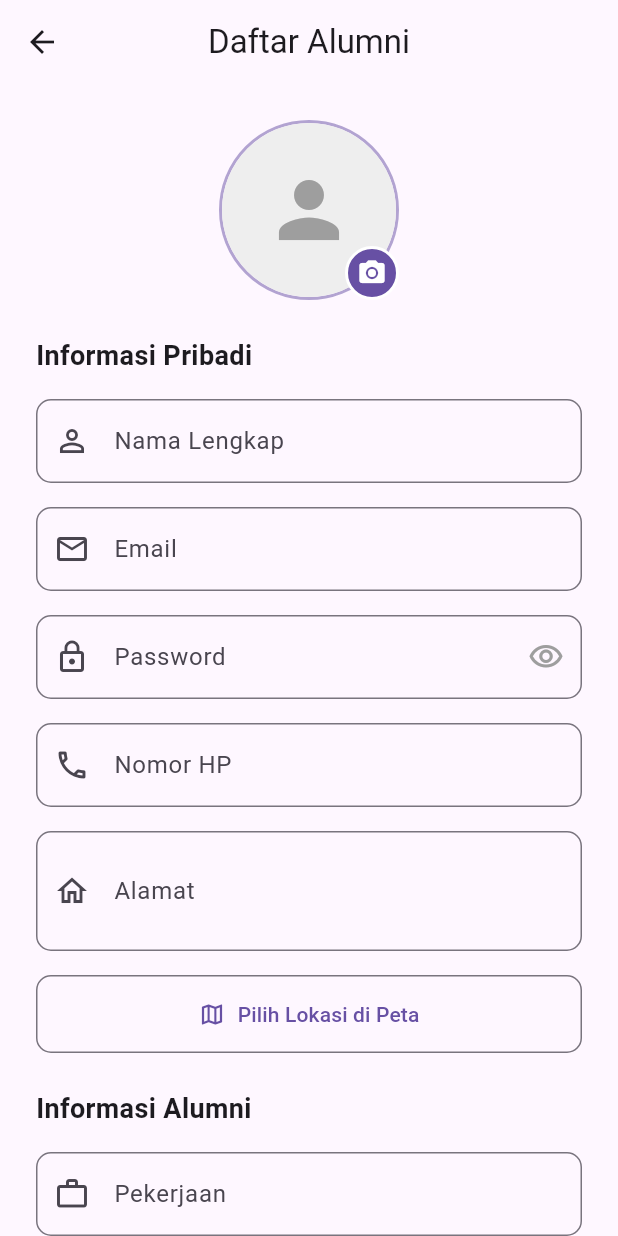
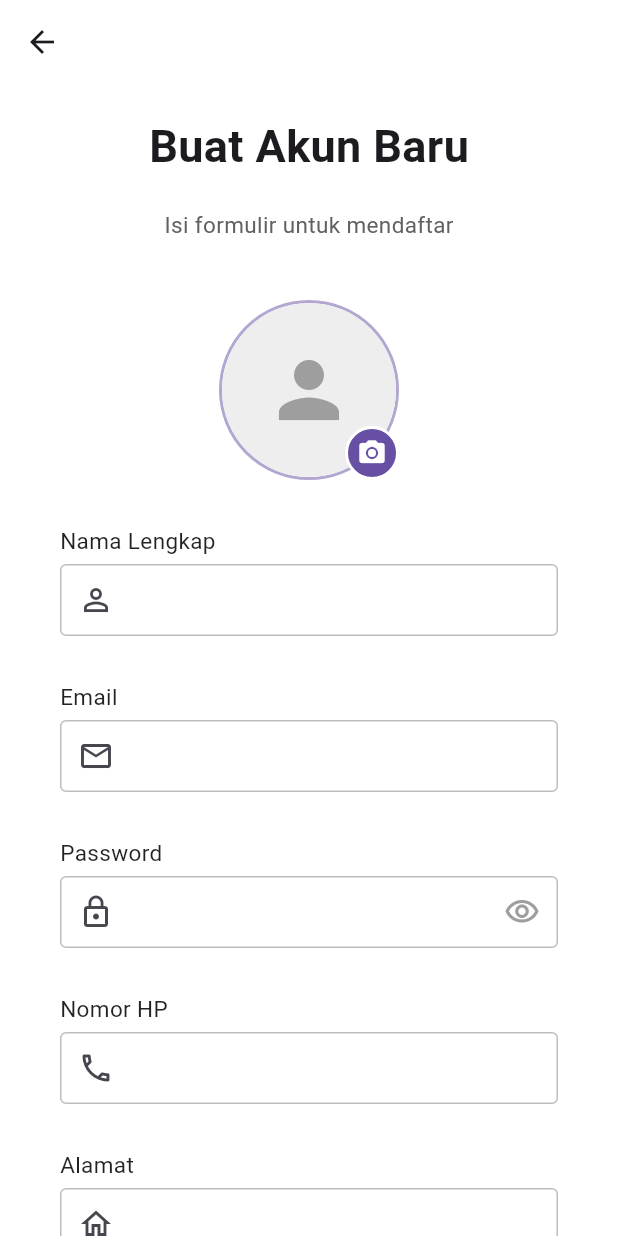
Before and after one commit to mrnpal/busfa-app, a Flutter app: the RegisterPage screen opened by its route, on a phone screen of 412 x 824 dp. Run offline on Flutter 3.47's test engine with Material 3 defaults, Android fonts, the light colour scheme and no system bars; our stand-ins replace animate_do, cloud_firestore, firebase_auth, firebase_core, firebase_storage, geolocator and 5 more; missing offline and left inert: custom_info_window; accounts and stored records are empty.

Commit message:
Change Icon

```diff
--- a/lib/views/auth/sign_up.dart
+++ b/lib/views/auth/sign_up.dart
@@ -6,9 +6,10 @@ import 'package:google_maps_flutter/google_maps_flutter.dart';
 import 'package:image_picker/image_picker.dart';
 import 'package:firebase_storage/firebase_storage.dart';
 import 'package:path/path.dart';
+import 'package:animate_do/animate_do.dart';
+import 'package:get/get.dart';
 import '/services/auth_service.dart';
 import 'login_page.dart';
-import 'package:animate_do/animate_do.dart';
 
 class RegisterPage extends StatefulWidget {
   const RegisterPage({Key? key}) : super(key: key);
@@ -30,6 +31,8 @@ class _RegisterPageState extends State<RegisterPage> {
   bool isLoading = false;
   bool _obscurePassword = true;
   String? message;
+  bool showErrorAnimation = false;
+  bool showErrorIcon = false;
 
   LatLng? selectedLocation;
   File? _selectedImage;
@@ -70,8 +73,29 @@ class _RegisterPageState extends State<RegisterPage> {
   }
 
   Future<void> _register() async {
-    if (_formKey.currentState!.validate() && selectedLocation != null) {
-      setState(() => isLoading = true);
+    if (_formKey.currentState!.validate()) {
+      if (selectedLocation == null) {
+        setState(() {
+          message = 'Silakan pilih lokasi di peta';
+          showErrorAnimation = true;
+          showErrorIcon = true;
+        });
+
+        // Reset animasi setelah beberapa detik
+        Future.delayed(const Duration(seconds: 2), () {
+          setState(() {
+            showErrorAnimation = false;
+            showErrorIcon = false;
+          });
+        });
+        return;
+      }
+
+      setState(() {
+        isLoading = true;
+        showErrorAnimation = false;
+        showErrorIcon = false;
+      });
 
       final photoUrl = await _uploadImageToStorage();
 
@@ -91,6 +115,7 @@ class _RegisterPageState extends State<RegisterPage> {
       setState(() => isLoading = false);
 
       if (result == 'Pendaftaran berhasil. Tunggu verifikasi admin.') {
+        // Clear form
         emailController.clear();
         passwordController.clear();
         nameController.clear();
@@ -101,25 +126,87 @@ class _RegisterPageState extends State<RegisterPage> {
         selectedLocation = null;
         _selectedImage = null;
 
-        ScaffoldMessenger.of(this.context).showSnackBar(
-          SnackBar(
-            content: const Text("Registrasi berhasil, tunggu verifikasi admin"),
-            behavior: SnackBarBehavior.floating,
+        // Show success dialog
+        showDialog(
+          context: this.context,
+          builder:
+              (context) => AlertDialog(
+                backgroundColor: Colors.green[50],
                 shape: RoundedRectangleBorder(
-              borderRadius: BorderRadius.circular(10),
+                  borderRadius: BorderRadius.circular(16),
                 ),
+                title: Row(
+                  children: [
+                    const Icon(Icons.check_circle, color: Colors.green),
+                    const SizedBox(width: 8),
+                    Text(
+                      "Registrasi Berhasil",
+                      style: TextStyle(color: Colors.green[700]),
+                    ),
+                  ],
+                ),
+                content: Text(
+                  result,
+                  style: const TextStyle(color: Colors.black87),
+                ),
+                actions: [
+                  TextButton(
+                    onPressed: () {
+                      Navigator.of(context).pop();
+                      Get.offAll(() => const LoginPage());
+                    },
+                    child: const Text("OK"),
+                  ),
+                ],
+              ),
+        );
+      } else {
+        setState(() {
+          message = result;
+          showErrorAnimation = true;
+          showErrorIcon = true;
+        });
+
+        // Show error dialog
+        showDialog(
+          context: this.context,
+          builder:
+              (context) => AlertDialog(
+                backgroundColor: Colors.red[50],
+                shape: RoundedRectangleBorder(
+                  borderRadius: BorderRadius.circular(16),
+                ),
+                title: Row(
+                  children: [
+                    const Icon(Icons.error_outline, color: Colors.red),
+                    const SizedBox(width: 8),
+                    Text(
+                      "Registrasi Gagal",
+                      style: TextStyle(color: Colors.red[700]),
+                    ),
+                  ],
+                ),
+                content: Text(
+                  result,
+                  style: const TextStyle(color: Colors.black87),
+                ),
+                actions: [
+                  TextButton(
+                    onPressed: () => Navigator.of(context).pop(),
+                    child: const Text("Tutup"),
+                  ),
+                ],
               ),
         );
 
-        Navigator.pushReplacement(
-          this.context,
-          MaterialPageRoute(builder: (context) => LoginPage()),
-        );
-      } else {
-        setState(() => message = result);
+        // Reset animasi setelah beberapa detik
+        Future.delayed(const Duration(seconds: 2), () {
+          setState(() {
+            showErrorAnimation = false;
+            showErrorIcon = false;
+          });
+        });
       }
-    } else if (selectedLocation == null) {
-      setState(() => message = 'Silakan pilih lokasi di peta');
     }
   }
 
@@ -129,23 +216,49 @@ class _RegisterPageState extends State<RegisterPage> {
     final isDarkMode = theme.brightness == Brightness.dark;
 
     return Scaffold(
+      resizeToAvoidBottomInset: false,
+      backgroundColor: Colors.white,
       appBar: AppBar(
-        title: const Text("Daftar Alumni"),
         elevation: 0,
+        backgroundColor: Colors.white,
+
         centerTitle: true,
       ),
-      body: SingleChildScrollView(
-        padding: const EdgeInsets.all(24),
-        child: FadeInDown(
-          duration: const Duration(milliseconds: 700),
+      body: Column(
+        mainAxisAlignment: MainAxisAlignment.spaceBetween,
+        children: <Widget>[
+          Expanded(
+            child: SingleChildScrollView(
+              padding: const EdgeInsets.symmetric(horizontal: 40),
               child: Form(
                 key: _formKey,
                 child: Column(
-              crossAxisAlignment: CrossAxisAlignment.stretch,
-              children: [
-                // Profile Picture Section
-                FadeInDown(
-                  duration: const Duration(milliseconds: 500),
+                  mainAxisAlignment: MainAxisAlignment.spaceEvenly,
+                  children: <Widget>[
+                    const SizedBox(height: 20),
+                    FadeInUp(
+                      duration: const Duration(milliseconds: 1000),
+                      child: const Text(
+                        "Buat Akun Baru",
+                        style: TextStyle(
+                          fontSize: 30,
+                          fontWeight: FontWeight.bold,
+                        ),
+                      ),
+                    ),
+                    const SizedBox(height: 20),
+                    FadeInUp(
+                      duration: const Duration(milliseconds: 1200),
+                      child: Text(
+                        "Isi formulir untuk mendaftar",
+                        style: TextStyle(fontSize: 15, color: Colors.grey[700]),
+                      ),
+                    ),
+                    const SizedBox(height: 40),
+
+                    // Profile Picture
+                    FadeInUp(
+                      duration: const Duration(milliseconds: 1300),
                       child: Center(
                         child: Stack(
                           children: [
@@ -155,13 +268,19 @@ class _RegisterPageState extends State<RegisterPage> {
                               decoration: BoxDecoration(
                                 shape: BoxShape.circle,
                                 border: Border.all(
-                              color: theme.colorScheme.primary.withOpacity(0.5),
+                                  color: theme.colorScheme.primary.withOpacity(
+                                    0.5,
+                                  ),
                                   width: 2,
                                 ),
                               ),
                               child: ClipOval(
-                            child: _selectedImage != null
-                                ? Image.file(_selectedImage!, fit: BoxFit.cover)
+                                child:
+                                    _selectedImage != null
+                                        ? Image.file(
+                                          _selectedImage!,
+                                          fit: BoxFit.cover,
+                                        )
                                         : Container(
                                           color: Colors.grey.shade200,
                                           child: Icon(
@@ -183,13 +302,14 @@ class _RegisterPageState extends State<RegisterPage> {
                                     color: theme.colorScheme.primary,
                                     shape: BoxShape.circle,
                                     border: Border.all(
-                                  color: isDarkMode
+                                      color:
+                                          isDarkMode
                                               ? Colors.grey.shade800
                                               : Colors.white,
                                       width: 2,
                                     ),
                                   ),
-                              child: Icon(
+                                  child: const Icon(
                                     Icons.camera_alt,
                                     size: 20,
                                     color: Colors.white,
@@ -201,38 +321,34 @@ class _RegisterPageState extends State<RegisterPage> {
                         ),
                       ),
                     ),
-                const SizedBox(height: 24),
-                const Text(
-                  'Informasi Pribadi',
-                  style: TextStyle(fontSize: 18, fontWeight: FontWeight.bold),
-                ),
-                const SizedBox(height: 16),
+                    const SizedBox(height: 30),
 
                     // Name Field
-                FadeInDown(
-                  delay: const Duration(milliseconds: 100),
-                  duration: const Duration(milliseconds: 500),
+                    FadeInUp(
+                      duration: const Duration(milliseconds: 1400),
                       child: _buildTextField(
                         controller: nameController,
                         label: 'Nama Lengkap',
                         icon: Icons.person_outline,
-                    validator: (val) =>
-                        val == null || val.trim().isEmpty ? 'Wajib diisi' : null,
+                        validator:
+                            (val) =>
+                                val == null || val.trim().isEmpty
+                                    ? 'Wajib diisi'
+                                    : null,
                       ),
                     ),
-                const SizedBox(height: 16),
 
                     // Email Field
-                FadeInDown(
-                  delay: const Duration(milliseconds: 200),
-                  duration: const Duration(milliseconds: 500),
+                    FadeInUp(
+                      duration: const Duration(milliseconds: 1500),
                       child: _buildTextField(
                         controller: emailController,
                         label: 'Email',
                         icon: Icons.email_outlined,
                         keyboardType: TextInputType.emailAddress,
                         validator: (val) {
-                      if (val == null || val.trim().isEmpty) return 'Wajib diisi';
+                          if (val == null || val.trim().isEmpty)
+                            return 'Wajib diisi';
                           if (!RegExp(
                             r'^[\w-\.]+@([\w-]+\.)+[\w-]{2,4}$',
                           ).hasMatch(val)) {
@@ -242,12 +358,10 @@ class _RegisterPageState extends State<RegisterPage> {
                         },
                       ),
                     ),
-                const SizedBox(height: 16),
 
                     // Password Field
-                FadeInDown(
-                  delay: const Duration(milliseconds: 300),
-                  duration: const Duration(milliseconds: 500),
+                    FadeInUp(
+                      duration: const Duration(milliseconds: 1600),
                       child: _buildTextField(
                         controller: passwordController,
                         label: 'Password',
@@ -267,25 +381,25 @@ class _RegisterPageState extends State<RegisterPage> {
                           },
                         ),
                         validator: (val) {
-                      if (val == null || val.trim().isEmpty) return 'Wajib diisi';
+                          if (val == null || val.trim().isEmpty)
+                            return 'Wajib diisi';
                           if (val.length < 6) return 'Minimal 6 karakter';
                           return null;
                         },
                       ),
                     ),
-                const SizedBox(height: 16),
 
                     // Phone Field
-                FadeInDown(
-                  delay: const Duration(milliseconds: 400),
-                  duration: const Duration(milliseconds: 500),
+                    FadeInUp(
+                      duration: const Duration(milliseconds: 1700),
                       child: _buildTextField(
                         controller: phoneController,
                         label: 'Nomor HP',
                         icon: Icons.phone_outlined,
                         keyboardType: TextInputType.phone,
                         validator: (val) {
-                      if (val == null || val.trim().isEmpty) return 'Wajib diisi';
+                          if (val == null || val.trim().isEmpty)
+                            return 'Wajib diisi';
                           if (!RegExp(r'^[0-9]+$').hasMatch(val)) {
                             return 'Hanya angka yang diperbolehkan';
                           }
@@ -293,27 +407,26 @@ class _RegisterPageState extends State<RegisterPage> {
                         },
                       ),
                     ),
-                const SizedBox(height: 16),
 
                     // Address Field
-                FadeInDown(
-                  delay: const Duration(milliseconds: 500),
-                  duration: const Duration(milliseconds: 500),
+                    FadeInUp(
+                      duration: const Duration(milliseconds: 1800),
                       child: _buildTextField(
                         controller: addressController,
                         label: 'Alamat',
                         icon: Icons.home_outlined,
                         maxLines: 2,
-                    validator: (val) =>
-                        val == null || val.trim().isEmpty ? 'Wajib diisi' : null,
+                        validator:
+                            (val) =>
+                                val == null || val.trim().isEmpty
+                                    ? 'Wajib diisi'
+                                    : null,
                       ),
                     ),
-                const SizedBox(height: 16),
 
                     // Location Picker
-                FadeInDown(
-                  delay: const Duration(milliseconds: 600),
-                  duration: const Duration(milliseconds: 500),
+                    FadeInUp(
+                      duration: const Duration(milliseconds: 1900),
                       child: Column(
                         crossAxisAlignment: CrossAxisAlignment.stretch,
                         children: [
@@ -346,39 +459,34 @@ class _RegisterPageState extends State<RegisterPage> {
                         ],
                       ),
                     ),
-                const SizedBox(height: 24),
-
-                const Text(
-                  'Informasi Alumni',
-                  style: TextStyle(fontSize: 18, fontWeight: FontWeight.bold),
-                ),
-                const SizedBox(height: 16),
+                    const SizedBox(height: 20),
 
                     // Job Field
-                FadeInDown(
-                  delay: const Duration(milliseconds: 700),
-                  duration: const Duration(milliseconds: 500),
+                    FadeInUp(
+                      duration: const Duration(milliseconds: 2000),
                       child: _buildTextField(
                         controller: jobController,
                         label: 'Pekerjaan',
-                    icon: Icons.work_outline,
-                    validator: (val) =>
-                        val == null || val.trim().isEmpty ? 'Wajib diisi' : null,
+                        icon: Icons.work_outlined,
+                        validator:
+                            (val) =>
+                                val == null || val.trim().isEmpty
+                                    ? 'Wajib diisi'
+                                    : null,
                       ),
                     ),
-                const SizedBox(height: 16),
 
                     // Graduation Year Field
-                FadeInDown(
-                  delay: const Duration(milliseconds: 800),
-                  duration: const Duration(milliseconds: 500),
+                    FadeInUp(
+                      duration: const Duration(milliseconds: 2100),
                       child: _buildTextField(
                         controller: graduationYearController,
                         label: 'Tahun Lulus',
                         icon: Icons.school_outlined,
                         keyboardType: TextInputType.number,
                         validator: (val) {
-                      if (val == null || val.trim().isEmpty) return 'Wajib diisi';
+                          if (val == null || val.trim().isEmpty)
+                            return 'Wajib diisi';
                           if (!RegExp(r'^\d{4}$').hasMatch(val)) {
                             return 'Format tahun tidak valid (contoh: 2023)';
                           }
@@ -386,80 +494,88 @@ class _RegisterPageState extends State<RegisterPage> {
                         },
                       ),
                     ),
-                const SizedBox(height: 32),
 
-                // Register Button
+                    // Error Icon and Message
+                    if (showErrorIcon)
                       FadeInDown(
-                  delay: const Duration(milliseconds: 900),
-                  duration: const Duration(milliseconds: 500),
-                  child: ElevatedButton(
-                    onPressed: isLoading ? null : _register,
-                    style: ElevatedButton.styleFrom(
-                      padding: const EdgeInsets.symmetric(vertical: 16),
-                      shape: RoundedRectangleBorder(
-                        borderRadius: BorderRadius.circular(10),
+                        duration: const Duration(milliseconds: 600),
+                        child: const Icon(
+                          Icons.error_outline,
+                          color: Colors.redAccent,
+                          size: 40,
                         ),
                       ),
-                    child: isLoading
-                        ? const SizedBox(
-                            width: 20,
-                            height: 20,
-                            child: CircularProgressIndicator(
-                              strokeWidth: 2,
-                              color: Colors.white,
-                            ),
-                          )
-                        : const Text(
-                            'Daftar Sekarang',
-                            style: TextStyle(fontSize: 16),
+                    if (message != null && showErrorAnimation)
+                      ShakeX(
+                        duration: const Duration(milliseconds: 700),
+                        child: Padding(
+                          padding: const EdgeInsets.only(top: 10),
+                          child: Text(
+                            message!,
+                            style: const TextStyle(color: Colors.red),
                           ),
                         ),
                       ),
-                const SizedBox(height: 16),
 
-                // Login Redirect
-                FadeInDown(
-                  delay: const Duration(milliseconds: 1000),
-                  duration: const Duration(milliseconds: 500),
-                  child: Row(
-                    mainAxisAlignment: MainAxisAlignment.center,
-                    children: [
-                      Text(
-                        'Sudah punya akun?',
-                        style: TextStyle(color: Colors.grey.shade600),
+                    // Register Button
+                    FadeInUp(
+                      duration: const Duration(milliseconds: 2200),
+                      child: Container(
+                        margin: const EdgeInsets.only(top: 20),
+                        padding: const EdgeInsets.only(top: 3, left: 3),
+                        decoration: BoxDecoration(
+                          borderRadius: BorderRadius.circular(50),
+                          border: Border.all(color: Colors.black),
                         ),
-                      TextButton(
-                        onPressed: () {
-                          Navigator.pushReplacement(
-                            context,
-                            MaterialPageRoute(
-                                builder: (context) => LoginPage()),
-                          );
-                        },
-                        child: const Text('Masuk disini'),
+                        child: MaterialButton(
+                          minWidth: double.infinity,
+                          height: 60,
+                          onPressed: isLoading ? null : _register,
+                          color: Colors.greenAccent,
+                          elevation: 0,
+                          shape: RoundedRectangleBorder(
+                            borderRadius: BorderRadius.circular(50),
                           ),
-                    ],
+                          child: Text(
+                            isLoading ? "Memproses..." : "Daftar Sekarang",
+                            style: const TextStyle(
+                              fontWeight: FontWeight.w600,
+                              fontSize: 18,
+                            ),
+                          ),
+                        ),
                       ),
                     ),
 
-                // Error Message
-                if (message != null)
-                  FadeInDown(
-                    delay: const Duration(milliseconds: 1100),
-                    duration: const Duration(milliseconds: 500),
-                    child: Padding(
-                      padding: const EdgeInsets.only(top: 16),
-                      child: Text(
-                        message!,
-                        textAlign: TextAlign.center,
-                        style: TextStyle(color: theme.colorScheme.error),
+                    // Login Redirect
+                    FadeInUp(
+                      duration: const Duration(milliseconds: 2300),
+                      child: Row(
+                        mainAxisAlignment: MainAxisAlignment.center,
+                        children: <Widget>[
+                          const Text("Sudah punya akun? "),
+                          GestureDetector(
+                            onTap: () {
+                              Get.offAll(() => const LoginPage());
+                            },
+                            child: const Text(
+                              "Masuk disini",
+                              style: TextStyle(
+                                fontWeight: FontWeight.w600,
+                                fontSize: 18,
                               ),
                             ),
                           ),
                         ],
                       ),
                     ),
+                    const SizedBox(height: 20),
+                  ],
                 ),
+              ),
+            ),
+          ),
+        ],
       ),
     );
   }
@@ -474,22 +590,40 @@ class _RegisterPageState extends State<RegisterPage> {
     Widget? suffixIcon,
     int maxLines = 1,
   }) {
-    return TextFormField(
+    return Column(
+      crossAxisAlignment: CrossAxisAlignment.start,
+      children: <Widget>[
+        Text(
+          label,
+          style: const TextStyle(
+            fontSize: 15,
+            fontWeight: FontWeight.w400,
+            color: Colors.black87,
+          ),
+        ),
+        const SizedBox(height: 5),
+        TextField(
           controller: controller,
           obscureText: obscureText,
           keyboardType: keyboardType,
           maxLines: maxLines,
-      validator: validator,
           decoration: InputDecoration(
-        labelText: label,
             prefixIcon: Icon(icon),
             suffixIcon: suffixIcon,
-        border: OutlineInputBorder(borderRadius: BorderRadius.circular(10)),
             contentPadding: const EdgeInsets.symmetric(
-          vertical: 16,
-          horizontal: 16,
+              vertical: 0,
+              horizontal: 10,
+            ),
+            enabledBorder: OutlineInputBorder(
+              borderSide: BorderSide(color: Colors.grey.shade400),
+            ),
+            border: OutlineInputBorder(
+              borderSide: BorderSide(color: Colors.grey.shade400),
             ),
           ),
+        ),
+        const SizedBox(height: 30),
+      ],
     );
   }
 }
--- a/pubspec.yaml
+++ b/pubspec.yaml
@@ -55,6 +55,7 @@ dependencies:
   flutter_image_compress: ^2.4.0
   smooth_page_indicator: ^1.2.1
   intl: ^0.20.2
+  flutter_launcher_icons: ^0.14.3
 
 
   # The following adds the Cupertino Icons font to your application.
```
Also changed, not shown: flutter_launcher_icons.yaml (added, +32 -0 lines), pubspec.lock, 29 other files. Lines whose indentation alone changed are shown as unchanged.
